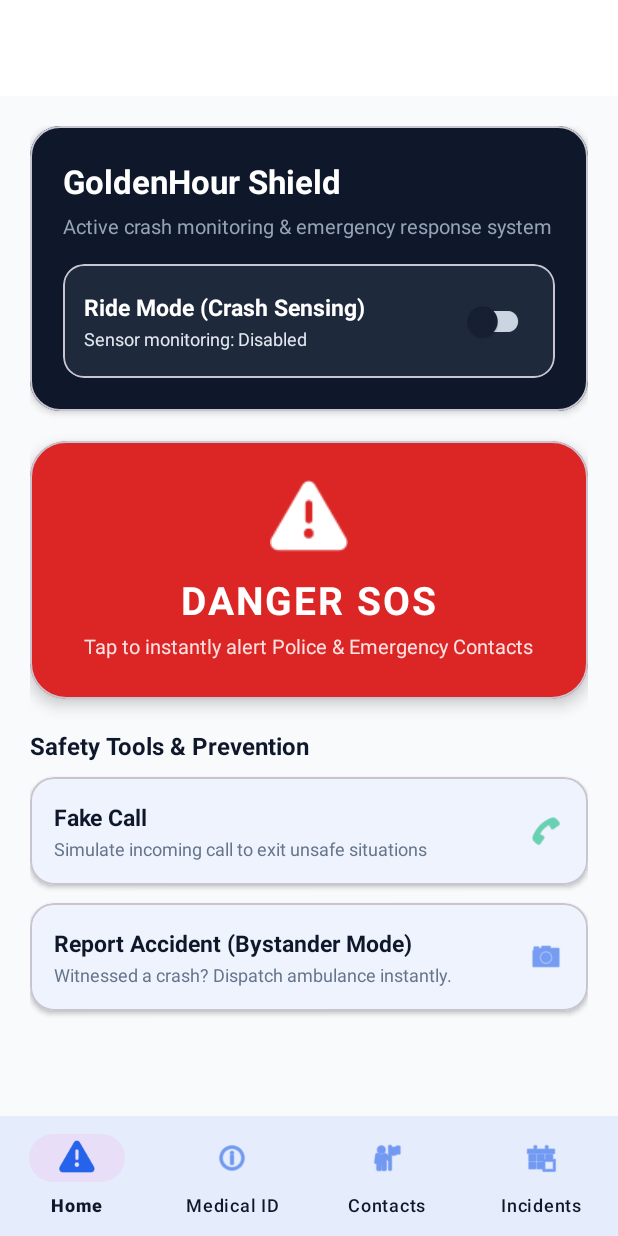
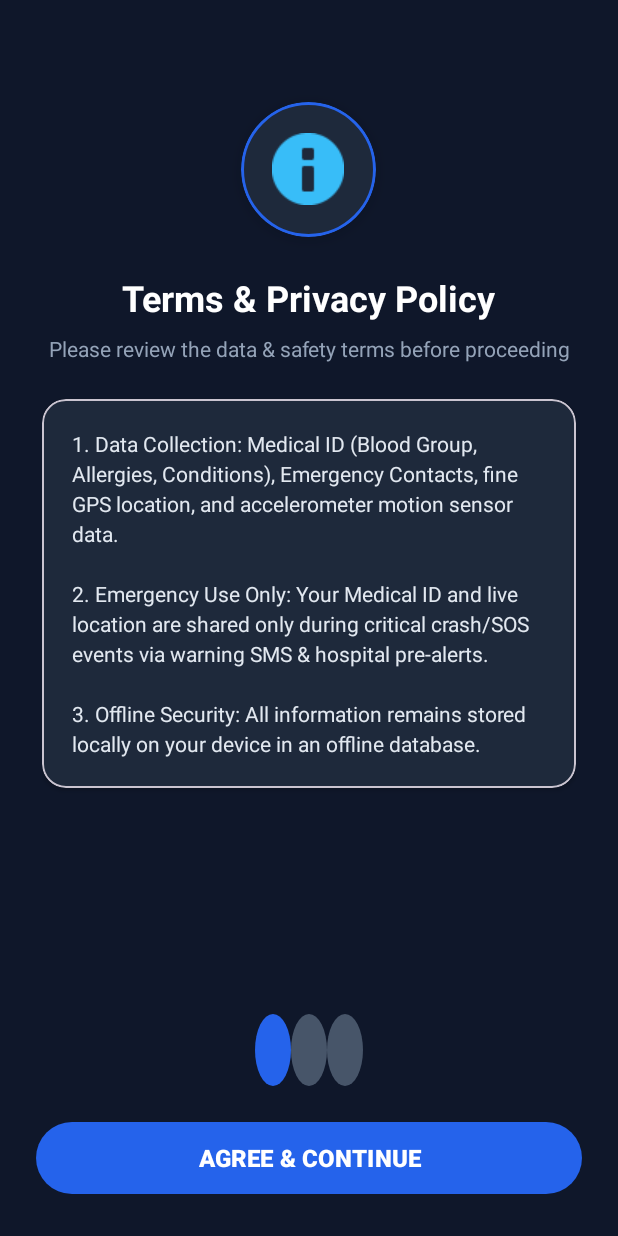
Before and after one commit to royprince12-code/golden_hour, an Android app: the screen it shows after launch (MainActivity before the commit, OnboardingActivity after it), on a phone screen of 412 x 824 dp. Run offline under Robolectric (Android 15) with nearby library versions, the phone set to English and light mode, and no system bars.

Commit message:
Feature: Add multi-page full screen Onboarding Walkthrough Activity (Terms & Conditions, Initial Instructions, Permissions Setup)

```diff
--- a/app/src/main/AndroidManifest.xml
+++ b/app/src/main/AndroidManifest.xml
@@ -67,6 +67,11 @@
             android:exported="false"
             android:theme="@style/Theme.Pbl" />
 
+        <activity
+            android:name=".ui.OnboardingActivity"
+            android:exported="false"
+            android:theme="@style/Theme.Pbl" />
+
         <service
             android:name=".services.CrashDetectionService"
             android:enabled="true"
--- /dev/null
+++ b/app/src/main/java/com/example/pbl/model/OnboardingPage.java
@@ -0,0 +1,20 @@
+package com.example.pbl.model;
+
+public class OnboardingPage {
+    private String title;
+    private String subtitle;
+    private String body;
+    private int iconRes;
+
+    public OnboardingPage(String title, String subtitle, String body, int iconRes) {
+        this.title = title;
+        this.subtitle = subtitle;
+        this.body = body;
+        this.iconRes = iconRes;
+    }
+
+    public String getTitle() { return title; }
+    public String getSubtitle() { return subtitle; }
+    public String getBody() { return body; }
+    public int getIconRes() { return iconRes; }
+}
--- /dev/null
+++ b/app/src/main/java/com/example/pbl/ui/OnboardingActivity.java
@@ -0,0 +1,107 @@
+package com.example.pbl.ui;
+
+import android.content.Context;
+import android.content.Intent;
+import android.content.SharedPreferences;
+import android.os.Bundle;
+
+import androidx.appcompat.app.AppCompatActivity;
+import androidx.viewpager2.widget.ViewPager2;
+
+import com.example.pbl.MainActivity;
+import com.example.pbl.databinding.ActivityOnboardingBinding;
+import com.example.pbl.model.OnboardingPage;
+import com.google.android.material.tabs.TabLayoutMediator;
+
+import java.util.ArrayList;
+import java.util.List;
+
+public class OnboardingActivity extends AppCompatActivity {
+
+    private static final String PREFS_NAME = "golden_hour_prefs";
+    public static final String KEY_ONBOARDING_COMPLETED = "onboarding_completed";
+
+    private ActivityOnboardingBinding binding;
+    private List<OnboardingPage> pages;
+
+    public static boolean isOnboardingCompleted(Context context) {
+        SharedPreferences prefs = context.getSharedPreferences(PREFS_NAME, Context.MODE_PRIVATE);
+        return prefs.getBoolean(KEY_ONBOARDING_COMPLETED, false);
+    }
+
+    public static void setOnboardingCompleted(Context context, boolean completed) {
+        SharedPreferences prefs = context.getSharedPreferences(PREFS_NAME, Context.MODE_PRIVATE);
+        prefs.edit().putBoolean(KEY_ONBOARDING_COMPLETED, completed).apply();
+    }
+
+    @Override
+    protected void onCreate(Bundle savedInstanceState) {
+        super.onCreate(savedInstanceState);
+        binding = ActivityOnboardingBinding.inflate(getLayoutInflater());
+        setContentView(binding.getRoot());
+
+        setupOnboardingPages();
+
+        OnboardingAdapter adapter = new OnboardingAdapter(pages);
+        binding.viewPagerOnboarding.setAdapter(adapter);
+
+        new TabLayoutMediator(binding.tabLayoutDots, binding.viewPagerOnboarding, (tab, position) -> {
+            // Indicator dots created automatically by tab selector
+        }).attach();
+
+        binding.viewPagerOnboarding.registerOnPageChangeCallback(new ViewPager2.OnPageChangeCallback() {
+            @Override
+            public void onPageSelected(int position) {
+                if (position == pages.size() - 1) {
+                    binding.btnOnboardingAction.setText("GET STARTED");
+                } else if (position == 0) {
+                    binding.btnOnboardingAction.setText("AGREE & CONTINUE");
+                } else {
+                    binding.btnOnboardingAction.setText("NEXT");
+                }
+            }
+        });
+
+        binding.btnOnboardingAction.setOnClickListener(v -> {
+            int current = binding.viewPagerOnboarding.getCurrentItem();
+            if (current < pages.size() - 1) {
+                binding.viewPagerOnboarding.setCurrentItem(current + 1);
+            } else {
+                setOnboardingCompleted(this, true);
+                Intent intent = new Intent(OnboardingActivity.this, MainActivity.class);
+                startActivity(intent);
+                finish();
+            }
+        });
+    }
+
+    private void setupOnboardingPages() {
+        pages = new ArrayList<>();
+
+        pages.add(new OnboardingPage(
+                "Terms & Privacy Policy",
+                "Please review the data & safety terms before proceeding",
+                "1. Data Collection: Medical ID (Blood Group, Allergies, Conditions), Emergency Contacts, fine GPS location, and accelerometer motion sensor data.\n\n" +
+                "2. Emergency Use Only: Your Medical ID and live location are shared only during critical crash/SOS events via warning SMS & hospital pre-alerts.\n\n" +
+                "3. Offline Security: All information remains stored locally on your device in an offline database.",
+                android.R.drawable.ic_dialog_info
+        ));
+
+        pages.add(new OnboardingPage(
+                "Initial Instructions",
+                "How GoldenHour keeps you safe in critical moments",
+                "• Ride Mode: Toggle Ride Mode on before riding/driving to activate real-time accelerometer crash impact detection (4.0g threshold).\n\n" +
+                "• Danger SOS: One-tap panic button for silent emergency alerts and live GPS SMS broadcast to emergency contacts.\n\n" +
+                "• False Alarm Cancel: In case of a false alarm warning, tap 'I AM OK' and press Volume Up (+) on your phone to cancel safely.",
+                android.R.drawable.ic_dialog_alert
+        ));
+
+        pages.add(new OnboardingPage(
+                "Setup & Permissions",
+                "You are ready to set up your Emergency Shield",
+                "GoldenHour requires Location, SMS, and Notification permissions to detect crashes, send emergency SMS, and display lock-screen Medical ID cards.\n\n" +
+                "Tap 'GET STARTED' to enter GoldenHour and configure your Medical ID Profile and Emergency Contacts.",
+                android.R.drawable.ic_menu_compass
+        ));
+    }
+}
--- /dev/null
+++ b/app/src/main/java/com/example/pbl/ui/OnboardingAdapter.java
@@ -0,0 +1,58 @@
+package com.example.pbl.ui;
+
+import android.view.LayoutInflater;
+import android.view.View;
+import android.view.ViewGroup;
+import android.widget.ImageView;
+import android.widget.TextView;
+
+import androidx.annotation.NonNull;
+import androidx.recyclerview.widget.RecyclerView;
+
+import com.example.pbl.R;
+import com.example.pbl.model.OnboardingPage;
+
+import java.util.List;
+
+public class OnboardingAdapter extends RecyclerView.Adapter<OnboardingAdapter.OnboardingViewHolder> {
+
+    private final List<OnboardingPage> pages;
+
+    public OnboardingAdapter(List<OnboardingPage> pages) {
+        this.pages = pages;
+    }
+
+    @NonNull
+    @Override
+    public OnboardingViewHolder onCreateViewHolder(@NonNull ViewGroup parent, int viewType) {
+        View view = LayoutInflater.from(parent.getContext()).inflate(R.layout.item_onboarding_page, parent, false);
+        return new OnboardingViewHolder(view);
+    }
+
+    @Override
+    public void onBindViewHolder(@NonNull OnboardingViewHolder holder, int position) {
+        OnboardingPage page = pages.get(position);
+        holder.tvTitle.setText(page.getTitle());
+        holder.tvSubtitle.setText(page.getSubtitle());
+        holder.tvBody.setText(page.getBody());
+        holder.ivIcon.setImageResource(page.getIconRes());
+    }
+
+    @Override
+    public int getItemCount() {
+        return pages.size();
+    }
+
+    static class OnboardingViewHolder extends RecyclerView.ViewHolder {
+        TextView tvTitle, tvSubtitle, tvBody;
+        ImageView ivIcon;
+
+        public OnboardingViewHolder(@NonNull View itemView) {
+            super(itemView);
+            tvTitle = itemView.findViewById(R.id.tv_onboarding_title);
+            tvSubtitle = itemView.findViewById(R.id.tv_onboarding_subtitle);
+            tvBody = itemView.findViewById(R.id.tv_onboarding_body);
+            ivIcon = itemView.findViewById(R.id.iv_onboarding_icon);
+        }
+    }
+}
--- a/app/src/main/java/com/example/pbl/ui/SplashActivity.java
+++ b/app/src/main/java/com/example/pbl/ui/SplashActivity.java
@@ -25,7 +25,12 @@ public class SplashActivity extends AppCompatActivity {
         setContentView(binding.getRoot());
 
         new Handler(Looper.getMainLooper()).postDelayed(() -> {
-            Intent intent = new Intent(SplashActivity.this, MainActivity.class);
+            Intent intent;
+            if (OnboardingActivity.isOnboardingCompleted(SplashActivity.this)) {
+                intent = new Intent(SplashActivity.this, MainActivity.class);
+            } else {
+                intent = new Intent(SplashActivity.this, OnboardingActivity.class);
+            }
             startActivity(intent);
             finish();
         }, SPLASH_DELAY_MS);
--- /dev/null
+++ b/app/src/main/res/drawable/dot_selector.xml
@@ -0,0 +1,15 @@
+<?xml version="1.0" encoding="utf-8"?>
+<selector xmlns:android="http://schemas.android.com/apk/res/android">
+    <item android:state_selected="true">
+        <shape android:shape="oval">
+            <size android:width="12dp" android:height="12dp"/>
+            <solid android:color="#2563EB"/>
+        </shape>
+    </item>
+    <item>
+        <shape android:shape="oval">
+            <size android:width="8dp" android:height="8dp"/>
+            <solid android:color="#475569"/>
+        </shape>
+    </item>
+</selector>
--- /dev/null
+++ b/app/src/main/res/layout/activity_onboarding.xml
@@ -0,0 +1,50 @@
+<?xml version="1.0" encoding="utf-8"?>
+<RelativeLayout xmlns:android="http://schemas.android.com/apk/res/android"
+    xmlns:app="http://schemas.android.com/apk/res-auto"
+    android:layout_width="match_parent"
+    android:layout_height="match_parent"
+    android:background="#0F172A">
+
+    <!-- ViewPager for Full Screen Onboarding Pages -->
+    <androidx.viewpager2.widget.ViewPager2
+        android:id="@+id/view_pager_onboarding"
+        android:layout_width="match_parent"
+        android:layout_height="match_parent"
+        android:layout_above="@id/layout_onboarding_bottom" />
+
+    <!-- Bottom Controls -->
+    <LinearLayout
+        android:id="@+id/layout_onboarding_bottom"
+        android:layout_width="match_parent"
+        android:layout_height="wrap_content"
+        android:layout_alignParentBottom="true"
+        android:orientation="vertical"
+        android:padding="24dp"
+        android:gravity="center">
+
+        <!-- Page Indicator Dots -->
+        <com.google.android.material.tabs.TabLayout
+            android:id="@+id/tab_layout_dots"
+            android:layout_width="wrap_content"
+            android:layout_height="wrap_content"
+            android:background="@android:color/transparent"
+            app:tabBackground="@drawable/dot_selector"
+            app:tabGravity="center"
+            app:tabIndicatorHeight="0dp"
+            android:layout_marginBottom="20dp" />
+
+        <!-- Next / Agree / Get Started Button -->
+        <com.google.android.material.button.MaterialButton
+            android:id="@+id/btn_onboarding_action"
+            android:layout_width="match_parent"
+            android:layout_height="56dp"
+            android:text="AGREE &amp; CONTINUE"
+            android:textSize="16sp"
+            android:textStyle="bold"
+            app:cornerRadius="28dp"
+            app:backgroundTint="#2563EB"
+            android:textColor="#FFFFFF" />
+
+    </LinearLayout>
+
+</RelativeLayout>
--- /dev/null
+++ b/app/src/main/res/layout/item_onboarding_page.xml
@@ -0,0 +1,79 @@
+<?xml version="1.0" encoding="utf-8"?>
+<ScrollView xmlns:android="http://schemas.android.com/apk/res/android"
+    xmlns:app="http://schemas.android.com/apk/res-auto"
+    android:layout_width="match_parent"
+    android:layout_height="match_parent"
+    android:fillViewport="true"
+    android:background="#0F172A">
+
+    <LinearLayout
+        android:layout_width="match_parent"
+        android:layout_height="wrap_content"
+        android:orientation="vertical"
+        android:padding="28dp"
+        android:gravity="center_horizontal">
+
+        <!-- Onboarding Icon Card -->
+        <com.google.android.material.card.MaterialCardView
+            android:layout_width="90dp"
+            android:layout_height="90dp"
+            android:layout_marginTop="40dp"
+            app:cardCornerRadius="45dp"
+            app:cardElevation="6dp"
+            app:cardBackgroundColor="#1E293B"
+            app:strokeWidth="2dp"
+            app:strokeColor="#2563EB">
+
+            <ImageView
+                android:id="@+id/iv_onboarding_icon"
+                android:layout_width="48dp"
+                android:layout_height="48dp"
+                android:layout_gravity="center"
+                android:src="@android:drawable/ic_dialog_info"
+                app:tint="#38BDF8"
+                android:contentDescription="Page Icon" />
+        </com.google.android.material.card.MaterialCardView>
+
+        <TextView
+            android:id="@+id/tv_onboarding_title"
+            android:layout_width="wrap_content"
+            android:layout_height="wrap_content"
+            android:layout_marginTop="24dp"
+            android:text="Terms &amp; Data Conditions"
+            android:textColor="#FFFFFF"
+            android:textSize="24sp"
+            android:textStyle="bold"
+            android:gravity="center" />
+
+        <TextView
+            android:id="@+id/tv_onboarding_subtitle"
+            android:layout_width="wrap_content"
+            android:layout_height="wrap_content"
+            android:layout_marginTop="8dp"
+            android:text="Please read and accept our emergency data policy to continue"
+            android:textColor="#94A3B8"
+            android:textSize="14sp"
+            android:gravity="center" />
+
+        <!-- Detailed Content Container -->
+        <com.google.android.material.card.MaterialCardView
+            android:layout_width="match_parent"
+            android:layout_height="wrap_content"
+            android:layout_marginTop="24dp"
+            app:cardCornerRadius="16dp"
+            app:cardElevation="2dp"
+            app:cardBackgroundColor="#1E293B">
+
+            <TextView
+                android:id="@+id/tv_onboarding_body"
+                android:layout_width="match_parent"
+                android:layout_height="wrap_content"
+                android:padding="20dp"
+                android:textColor="#E2E8F0"
+                android:textSize="14sp"
+                android:lineSpacingExtra="4dp"
+                android:text="1. Data Collection: Medical ID, emergency contacts, GPS location, and accelerometer sensor data.\n\n2. Emergency Dispatch: Automatically sends SMS warnings &amp; hospital pre-alerts during crash/SOS events.\n\n3. Local Storage: Information remains saved locally on your device in an offline database." />
+        </com.google.android.material.card.MaterialCardView>
+
+    </LinearLayout>
+</ScrollView>
```
